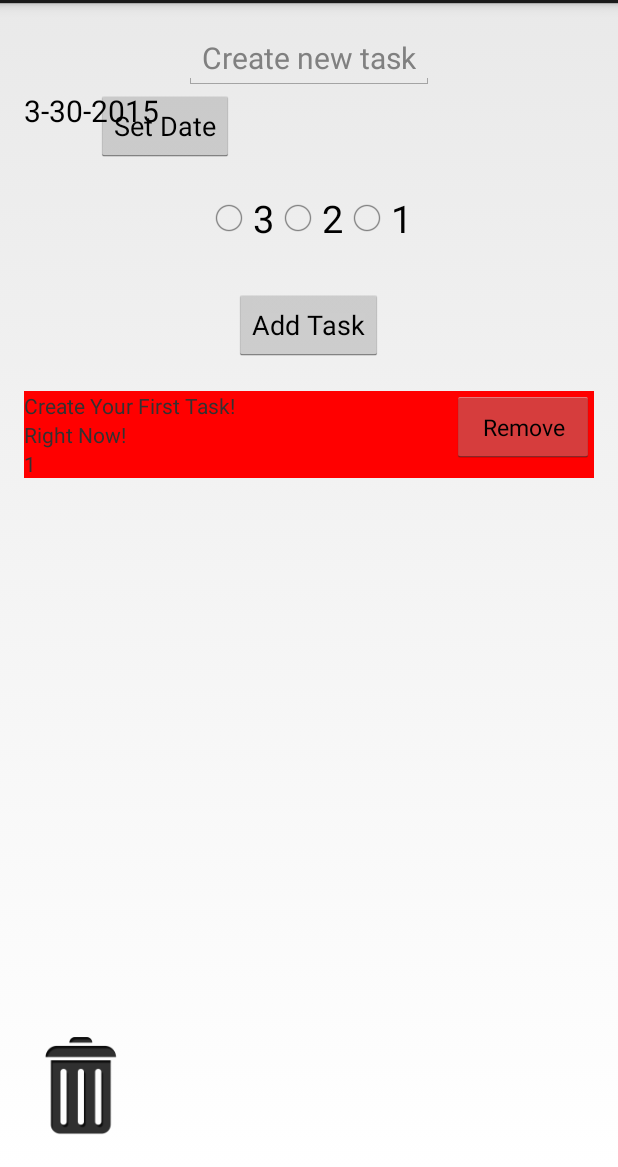
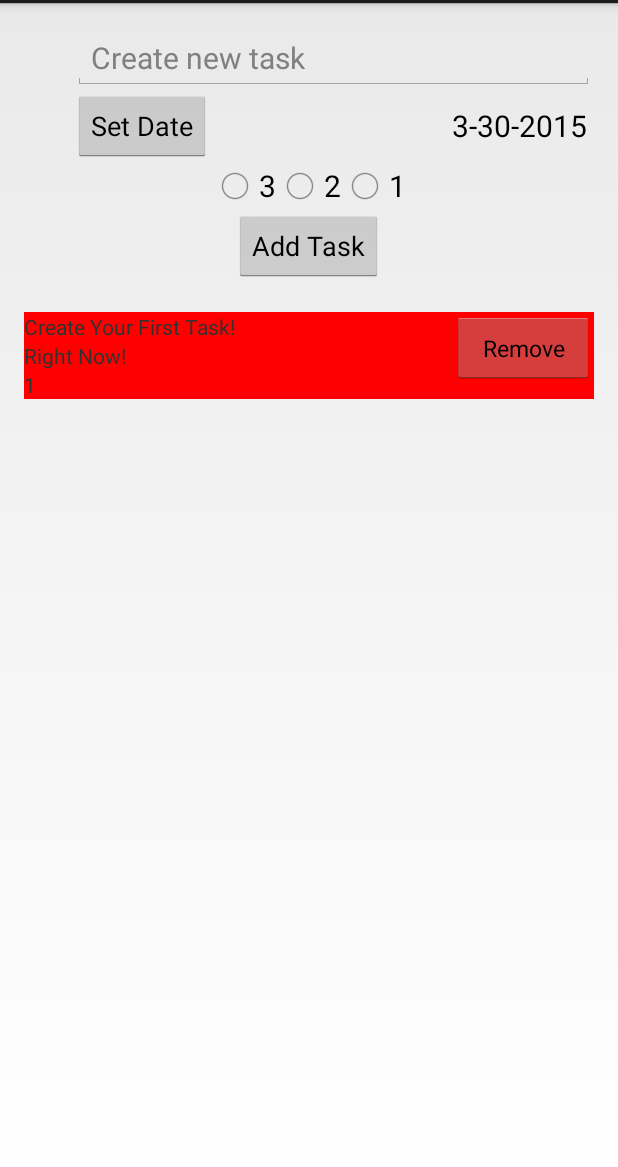
Before and after one commit to shoeallreadyknow/SupremeAATodo, an Android app: the screen it shows after launch (TodoActivity), on a phone screen of 412 x 824 dp, the part 69-1236 px from its top. Run offline under Robolectric (Android 15) with nearby library versions, the light colour scheme and no system bars.

Commit message:
Layout Changes
-Redesigned layout so as to be collapsing view ready.
-Added new Java class to handle animations of relative layouts

```diff
--- a/app/src/main/java/android/supremeaa/todo/TodoActivity.java
+++ b/app/src/main/java/android/supremeaa/todo/TodoActivity.java
@@ -9,6 +9,7 @@ import android.content.SharedPreferences;
 import android.os.Bundle;
 import android.preference.PreferenceManager;
 import android.supremeaa.todo.Controller.TaskSerializer;
+import android.supremeaa.todo.Model.AnimatingRelativeLayout;
 import android.supremeaa.todo.Model.Task;
 import android.supremeaa.todo.Model.TaskAdapter;
 import android.view.Menu;
@@ -20,6 +21,7 @@ import android.widget.DatePicker;
 import android.widget.EditText;
 import android.widget.ListView;
 import android.widget.RadioButton;
+import android.widget.RelativeLayout;
 import android.widget.TextView;
 
 import org.json.JSONArray;
@@ -38,6 +40,10 @@ import java.util.List;
  */
 public class TodoActivity extends Activity  {
     public static Context context;
+
+    public static RelativeLayout newTaskLayout;
+    public static RelativeLayout listViewLayout;
+
     public static ListView listView;
     private List<Task> taskList;
 
@@ -61,6 +67,7 @@ public class TodoActivity extends Activity  {
         setContentView(R.layout.todo_loadout);
 
         TodoActivity.context = getApplicationContext();
+
         SharedPreferences prefs = PreferenceManager.getDefaultSharedPreferences(this);
         if(!prefs.getBoolean("firstTime", false)) {
             TaskSerializer.saveAppJSONFile(context, TaskSerializer.parseJSONFromAsset(context));
@@ -69,7 +76,7 @@ public class TodoActivity extends Activity  {
             editor.putBoolean("firstTime", true);
             editor.commit();
         }
-        JSONArray jsonArray = TaskSerializer.parseJSONFromFile(TodoActivity.context);
+        JSONArray jsonArray = TaskSerializer.parseJSONFromFile(context);
             taskList = TaskSerializer.toTaskList(jsonArray);
 
         editText = (EditText)findViewById(R.id.editText);
@@ -93,17 +100,17 @@ public class TodoActivity extends Activity  {
         });
 
 
-        Button button = (Button)findViewById(R.id.trash_button);
-        button.setOnClickListener(new View.OnClickListener() {
-            @Override
-            public void onClick(View v) {
-                TaskSerializer.deleteFirstTask(taskList);
-                JSONArray saveJSONArray = TaskSerializer.toJSONArray(taskList);
-                TaskSerializer.saveAppJSONFile(TodoActivity.context, saveJSONArray);
-                finish();
-                startActivity(getIntent());
-            }
-        });
+        //Button button = (Button)findViewById(R.id.trash_button);
+        //button.setOnClickListener(new View.OnClickListener() {
+        //    @Override
+        //    public void onClick(View v) {
+        //        TaskSerializer.deleteFirstTask(taskList);
+        //        JSONArray saveJSONArray = TaskSerializer.toJSONArray(taskList);
+        //        TaskSerializer.saveAppJSONFile(context, saveJSONArray);
+        //        finish();
+        //        startActivity(getIntent());
+         //   }
+        //});
         Button addTaskButton = (Button)findViewById(R.id.addTask);
         addTaskButton.setOnClickListener(new View.OnClickListener() {
             @Override
@@ -112,7 +119,7 @@ public class TodoActivity extends Activity  {
                 date = new StringBuilder().append(month + 1).append("-").append(day).append("-").append(year).append(" ").toString();
                 taskList.add(new Task(title, date, priority));
                 JSONArray saveJSONArray = TaskSerializer.toJSONArray(taskList);
-                TaskSerializer.saveAppJSONFile(TodoActivity.context, saveJSONArray);
+                TaskSerializer.saveAppJSONFile(context, saveJSONArray);
                 finish();
                 startActivity(getIntent());
             }
@@ -120,7 +127,7 @@ public class TodoActivity extends Activity  {
 
 
         JSONArray saveJSONArray = TaskSerializer.toJSONArray(taskList);
-        TaskSerializer.saveAppJSONFile(TodoActivity.context, saveJSONArray);
+        TaskSerializer.saveAppJSONFile(context, saveJSONArray);
     }
     @Override
     protected Dialog onCreateDialog(int id) {
--- a/app/src/main/res/layout/todo_loadout.xml
+++ b/app/src/main/res/layout/todo_loadout.xml
@@ -1,54 +1,75 @@
 <RelativeLayout xmlns:android="http://schemas.android.com/apk/res/android"
     xmlns:tools="http://schemas.android.com/tools"
-    android:layout_width="match_parent"
-    android:layout_height="match_parent"
+    android:layout_width="fill_parent"
+    android:layout_height="fill_parent"
     android:paddingLeft="@dimen/activity_horizontal_margin"
     android:paddingRight="@dimen/activity_horizontal_margin"
     android:paddingTop="@dimen/activity_vertical_margin"
     android:paddingBottom="@dimen/activity_vertical_margin"
     tools:context=".todo">
+
+    <LinearLayout
+        android:orientation="vertical"
+        android:layout_width="fill_parent"
+        android:layout_height="fill_parent">
+
+        <RelativeLayout
+            android:id="@+id/newTaskLayout"
+            android:layout_width="fill_parent"
+            android:layout_height="wrap_content">
+
             <Button
                 android:id="@+id/setDate"
                 android:layout_width="wrap_content"
                 android:layout_height="wrap_content"
                 android:text="Set Date"
                 android:onClick="showDatePicker"
-        android:layout_toStartOf="@+id/addTask"
                 android:layout_below="@+id/editText"
-        android:layout_toLeftOf="@+id/addTask" />
+                android:layout_toLeftOf="@+id/priority"
+                android:layout_toStartOf="@+id/priority" />
+
             <TextView
                 android:layout_width="wrap_content"
                 android:layout_height="wrap_content"
                 android:id="@+id/display"
                 android:textSize="20sp"
                 android:textAppearance="?android:textAppearanceLarge"
-        android:layout_below="@+id/editText" />
+                android:layout_alignBottom="@+id/setDate"
+                android:layout_toRightOf="@+id/setDate"
+                android:layout_alignRight="@+id/editText"
+                android:layout_alignEnd="@+id/editText"
+                android:layout_alignTop="@+id/setDate"
+                android:gravity="center_vertical|end" />
+
             <EditText
                 android:id="@+id/editText"
-        android:layout_width="wrap_content"
+                android:layout_width="fill_parent"
                 android:layout_height="wrap_content"
                 android:inputType="text|textCapWords"
                 android:hint="Create new task"
                 android:textSize="20sp"
                 android:layout_alignParentTop="true"
-        android:layout_centerHorizontal="true" />
+                android:layout_alignLeft="@+id/setDate"
+                android:layout_alignStart="@+id/setDate"
+                android:layout_alignRight="@+id/listView"
+                android:layout_alignEnd="@+id/listView" />
+
             <Button
-        android:layout_marginTop="30sp"
                 android:id="@+id/addTask"
                 android:layout_width="wrap_content"
                 android:layout_height="wrap_content"
-        android:layout_centerHorizontal="true"
                 android:text="Add Task"
-        android:layout_below="@+id/priority"/>
+                android:layout_below="@+id/priority"
+                android:layout_centerHorizontal="true" />
+
             <RadioGroup xmlns:android="http://schemas.android.com/apk/res/android"
                 android:layout_width="wrap_content"
                 android:layout_height="wrap_content"
                 android:orientation="horizontal"
                 android:checkedButton="@+id/checked"
+                android:id="@+id/priority"
                 android:layout_centerHorizontal="true"
-        android:layout_below="@+id/setDate"
-        android:id="@+id/priority"
-        android:layout_marginTop="20dp">
+                android:layout_below="@+id/setDate">
                 <RadioButton
                     android:id="@+id/lowP"
                     android:layout_width="wrap_content"
@@ -56,29 +77,28 @@
                     android:text="3"
                     android:onClick="onRadioButtonClicked"
                     android:layout_gravity="center"
-            android:textSize="25sp"/>
+                    android:textSize="20sp" />
                 <RadioButton android:id="@+id/highP"
-            android:textSize="25sp"
                     android:layout_width="wrap_content"
                     android:layout_height="wrap_content"
                     android:text="2"
                     android:onClick="onRadioButtonClicked"
-            android:layout_gravity="center"/>
+                    android:layout_gravity="center"
+                    android:textSize="20sp" />
                 <RadioButton android:id="@+id/highestP"
                     android:layout_width="wrap_content"
                     android:layout_height="wrap_content"
                     android:text="1"
                     android:onClick="onRadioButtonClicked"
                     android:layout_gravity="center"
-            android:textSize="25sp"/>
+                    android:textSize="20sp" />
             </RadioGroup>
+        </RelativeLayout>
 
-    <Button
-        android:id="@+id/trash_button"
-        android:layout_width="75dp"
-        android:layout_height="75dp"
-        android:layout_alignParentBottom="true"
-        android:background="@drawable/trash"/>
+        <RelativeLayout
+            android:id="@+id/listViewLayout"
+            android:layout_width="fill_parent"
+            android:layout_height="fill_parent">
 
             <ListView
                 android:paddingTop="20dp"
@@ -87,5 +107,7 @@
                 android:layout_height="wrap_content"
                 android:layout_centerHorizontal="true"
                 android:layout_below="@+id/addTask" />
+        </RelativeLayout>
+    </LinearLayout>
 
 </RelativeLayout>
```
Also changed, not shown: app/src/main/java/android/supremeaa/todo/Model/AnimatingRelativeLayout.java (added, +84 -0 lines), app/src/main/res/anim/in_animation.xml (added, +8 -0 lines), app/src/main/res/anim/out_animation.xml (added, +8 -0 lines). Lines whose indentation alone changed are shown as unchanged.
